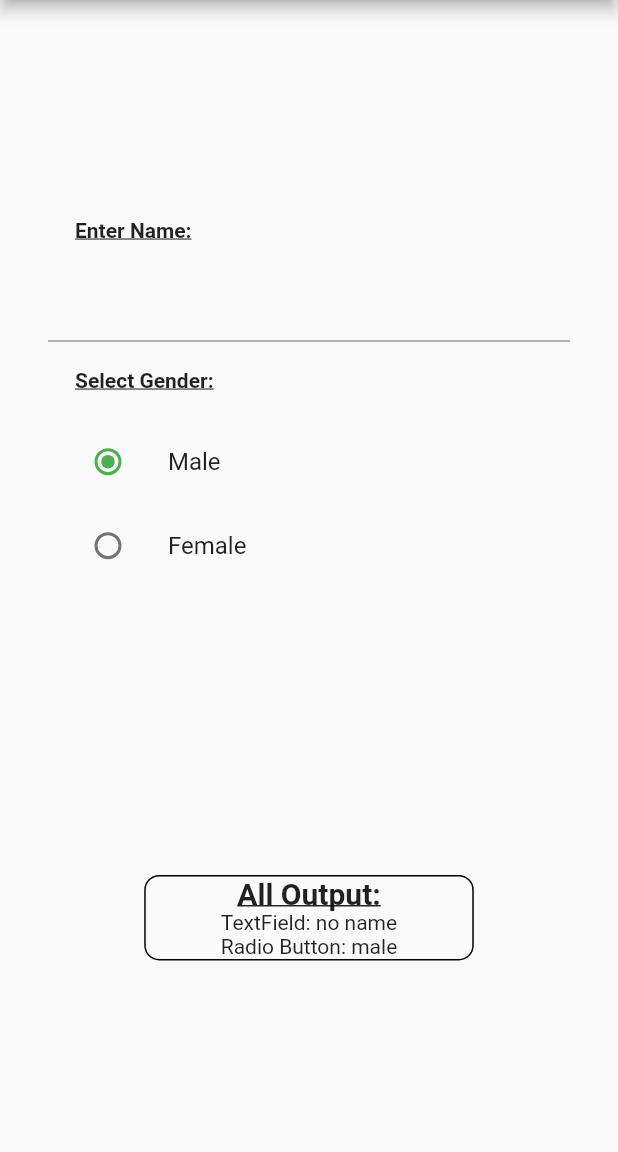
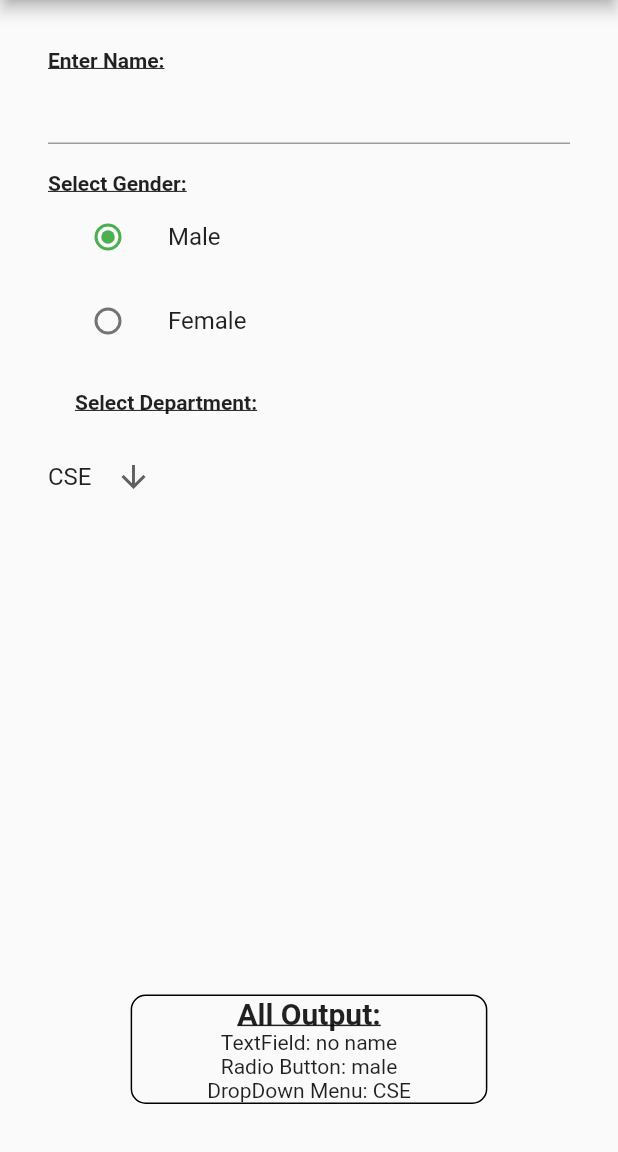
Before and after one commit to muzahidul190/first_flutter_app, a Flutter app: the inputFields screen opened directly, after a tap on "Male", on a phone screen of 412 x 824 dp, the part 84-1236 px from its top. Run offline on Flutter 3.47's test engine with Material 2 defaults, Android fonts, the phone set to English and light mode, and no system bars; our stand-ins replace flutter_spinkit.

Commit message:
dropdown

```diff
--- a/lib/inputFields.dart
+++ b/lib/inputFields.dart
@@ -14,11 +14,12 @@ class inputFields extends StatefulWidget {
 class _inputFieldsState extends State<inputFields> {
   String username = 'no name';
 
-  List<String> dept = ['CSE', 'EEE', 'Civil', 'NAME'];
+  static const List<String> _dept = ['CSE', 'EEE', 'Civil', 'NAME'];
+  String selectedDept = _dept.first;
   String? currentItem = 'CSE';
-  String _gender = 'No Gender Selected';
+  String? _gender = 'No Gender Selected';
 
-  void _genderRadio(String val) {
+  void _genderRadio(String? val) {
     setState(() {
       _gender = val;
     });
@@ -33,19 +34,16 @@ class _inputFieldsState extends State<inputFields> {
       body: Container(
         padding: const EdgeInsets.all(32),
         child: Column(
-          mainAxisAlignment: MainAxisAlignment.spaceAround,
+          mainAxisAlignment: MainAxisAlignment.spaceBetween,
           children: [
             Column(
               crossAxisAlignment: CrossAxisAlignment.start,
               children: [
-                const Padding(
-                  padding: EdgeInsets.all(18.0),
-                  child: Text(
-                    'Enter Name:',
-                    style: TextStyle(
-                        fontWeight: FontWeight.bold,
-                        decoration: TextDecoration.underline),
-                  ),
+                const Text(
+                  'Enter Name:',
+                  style: TextStyle(
+                      fontWeight: FontWeight.bold,
+                      decoration: TextDecoration.underline),
                 ),
                 TextField(
                   onChanged: (value) {
@@ -55,7 +53,7 @@ class _inputFieldsState extends State<inputFields> {
                   },
                 ),
                 const Padding(
-                  padding: EdgeInsets.all(18.0),
+                  padding: EdgeInsets.only(top: 18.0),
                   child: Text(
                     'Select Gender:',
                     style: TextStyle(
@@ -101,6 +99,34 @@ class _inputFieldsState extends State<inputFields> {
                     ),
                   ],
                 ),
+                const Padding(
+                  padding: EdgeInsets.all(18.0),
+                  child: Text(
+                    'Select Department:',
+                    style: TextStyle(
+                        fontWeight: FontWeight.bold,
+                        decoration: TextDecoration.underline),
+                  ),
+                ),
+                DropdownButton(
+                  value: selectedDept,
+                  icon: const Icon(Icons.arrow_downward),
+                  elevation: 16,
+                  underline: Container(
+                    height: 2,
+                  ),
+                  onChanged: (String? value) {
+                    setState(() {
+                      selectedDept = value!;
+                    });
+                  },
+                  items: _dept.map<DropdownMenuItem<String>>((String value) {
+                    return DropdownMenuItem<String>(
+                      value: value,
+                      child: Text(value),
+                    );
+                  }).toList(),
+                ),
               ],
             ),
             Container(
@@ -123,6 +149,7 @@ class _inputFieldsState extends State<inputFields> {
                   ),
                   Text('TextField: $username'),
                   Text('Radio Button: $_gender'),
+                  Text('DropDown Menu: $selectedDept'),
                 ],
               ),
             ),
```
